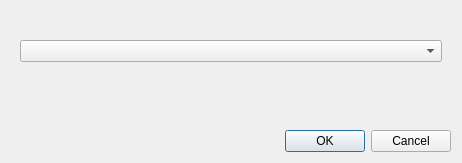
Before: the Qt Designer form MWidgets/MInputDialog/minputdialog.ui in Eveler/cpp_libs, drawn with Qt 5.
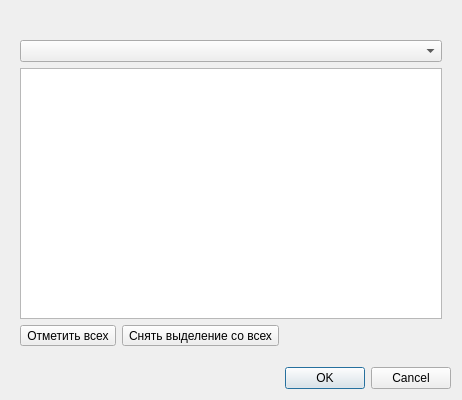
After: the same form once the commit is applied.

```diff
--- a/MWidgets/MInputDialog/minputdialog.ui
+++ b/MWidgets/MInputDialog/minputdialog.ui
@@ -7,7 +7,7 @@
     <x>0</x>
     <y>0</y>
     <width>462</width>
-    <height>163</height>
+    <height>400</height>
    </rect>
   </property>
   <property name="windowTitle">
@@ -16,6 +16,12 @@
   <layout class="QVBoxLayout" name="verticalLayout">
    <item>
     <widget class="QWidget" name="widget" native="true">
+     <property name="sizePolicy">
+      <sizepolicy hsizetype="Preferred" vsizetype="Preferred">
+       <horstretch>0</horstretch>
+       <verstretch>0</verstretch>
+      </sizepolicy>
+     </property>
      <layout class="QVBoxLayout" name="verticalLayout_2">
       <item>
        <widget class="QLabel" name="label">
@@ -27,21 +33,75 @@
       <item>
        <widget class="QComboBox" name="comboBox"/>
       </item>
+      <item>
+       <widget class="QListWidget" name="listWidget">
+        <property name="editTriggers">
+         <set>QAbstractItemView::NoEditTriggers</set>
+        </property>
+        <property name="alternatingRowColors">
+         <bool>true</bool>
+        </property>
+        <property name="selectionMode">
+         <enum>QAbstractItemView::NoSelection</enum>
+        </property>
+        <property name="verticalScrollMode">
+         <enum>QAbstractItemView::ScrollPerPixel</enum>
+        </property>
+        <property name="horizontalScrollMode">
+         <enum>QAbstractItemView::ScrollPerPixel</enum>
+        </property>
+       </widget>
+      </item>
+      <item>
+       <widget class="QWidget" name="wgt_Select" native="true">
+        <layout class="QHBoxLayout" name="horizontalLayout">
+         <property name="leftMargin">
+          <number>0</number>
+         </property>
+         <property name="topMargin">
+          <number>0</number>
+         </property>
+         <property name="rightMargin">
+          <number>0</number>
+         </property>
+         <property name="bottomMargin">
+          <number>0</number>
+         </property>
+         <item>
+          <widget class="QToolButton" name="tBt_SelectAll">
+           <property name="text">
+            <string>Отметить всех</string>
+           </property>
+          </widget>
+         </item>
+         <item>
+          <widget class="QToolButton" name="tBt_DeselectAll">
+           <property name="text">
+            <string>Снять выделение со всех</string>
+           </property>
+          </widget>
+         </item>
+         <item>
+          <spacer name="horizontalSpacer">
+           <property name="orientation">
+            <enum>Qt::Horizontal</enum>
+           </property>
+           <property name="sizeHint" stdset="0">
+            <size>
+             <width>178</width>
+             <height>20</height>
+            </size>
+           </property>
+          </spacer>
+         </item>
+        </layout>
+       </widget>
+      </item>
      </layout>
     </widget>
    </item>
    <item>
-    <spacer name="verticalSpacer">
-     <property name="orientation">
-      <enum>Qt::Vertical</enum>
-     </property>
-     <property name="sizeHint" stdset="0">
-      <size>
-       <width>20</width>
-       <height>40</height>
-      </size>
-     </property>
-    </spacer>
+    <widget class="QWidget" name="wgt_Spacer" native="true"/>
    </item>
    <item>
     <widget class="QDialogButtonBox" name="buttonBox">
```
